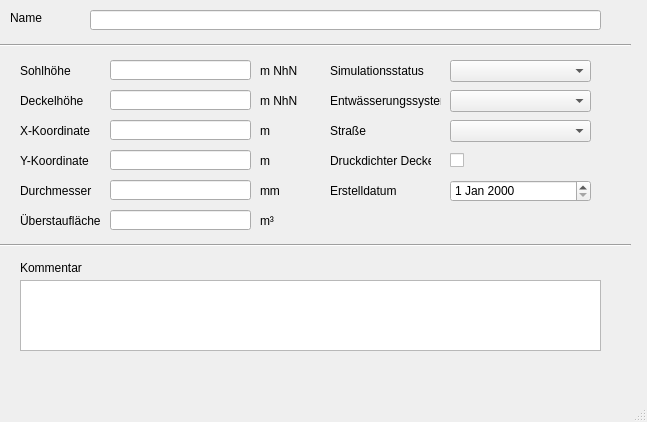
Qt form templates/schaechte.ui (hoettges/QKan) before a commit.
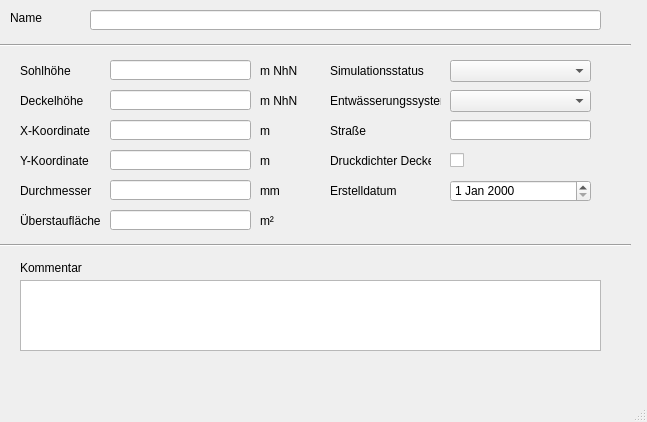
The same form after that commit.

```diff
--- a/templates/schaechte.ui
+++ b/templates/schaechte.ui
@@ -364,16 +364,6 @@
      </rect>
     </property>
    </widget>
-   <widget class="QComboBox" name="strasse">
-    <property name="geometry">
-     <rect>
-      <x>450</x>
-      <y>120</y>
-      <width>141</width>
-      <height>22</height>
-     </rect>
-    </property>
-   </widget>
    <widget class="QLabel" name="label_2">
     <property name="geometry">
      <rect>
@@ -420,7 +410,17 @@
      </rect>
     </property>
     <property name="text">
-     <string>m³</string>
+     <string>m²</string>
+    </property>
+   </widget>
+   <widget class="QLineEdit" name="strasse">
+    <property name="geometry">
+     <rect>
+      <x>450</x>
+      <y>120</y>
+      <width>141</width>
+      <height>20</height>
+     </rect>
     </property>
    </widget>
   </widget>
```
